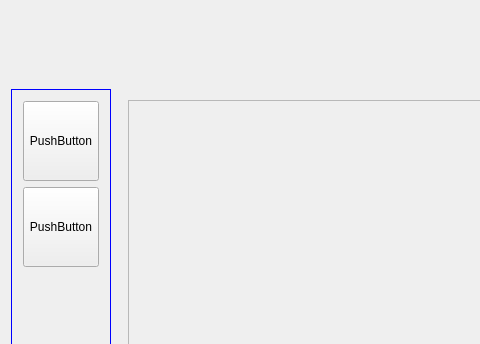
Qt form quadrasoftware.ui (merlinn7/quadra) before a commit; both pictures show x 0 to 480 and y 0 to 344 of the 1000 by 712 pixel window.
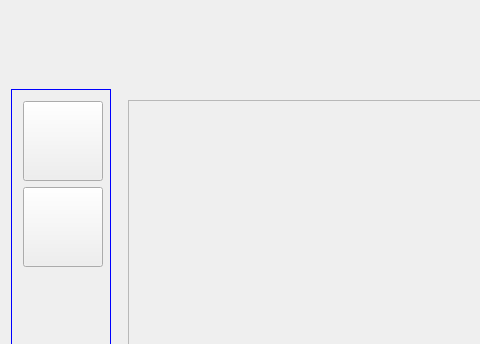
The same form after that commit.

What changed in the file:
```diff
--- a/quadrasoftware.ui
+++ b/quadrasoftware.ui
@@ -114,12 +114,15 @@
            </property>
            <property name="minimumSize">
             <size>
-             <width>0</width>
+             <width>80</width>
              <height>80</height>
             </size>
            </property>
+           <property name="styleSheet">
+            <string notr="true">QPushButton{background-color: rgb(66, 66, 66);border-radius: 5px;border: 1px solid white;} QPushButton:pressed{background-color: rgb(70, 70, 70);};</string>
+           </property>
            <property name="text">
-            <string>PushButton</string>
+            <string/>
            </property>
           </widget>
          </item>
@@ -149,12 +152,15 @@
            </property>
            <property name="minimumSize">
             <size>
-             <width>0</width>
+             <width>80</width>
              <height>80</height>
             </size>
            </property>
+           <property name="styleSheet">
+            <string notr="true">QPushButton{background-color: rgb(66, 66, 66);border-radius: 5px;border: 0px solid white;} QPushButton:pressed{background-color: rgb(70, 70, 70);};</string>
+           </property>
            <property name="text">
-            <string>PushButton</string>
+            <string/>
            </property>
           </widget>
          </item>
```
Left out of the diff: 12 changed lines with no effect on the pictures.
